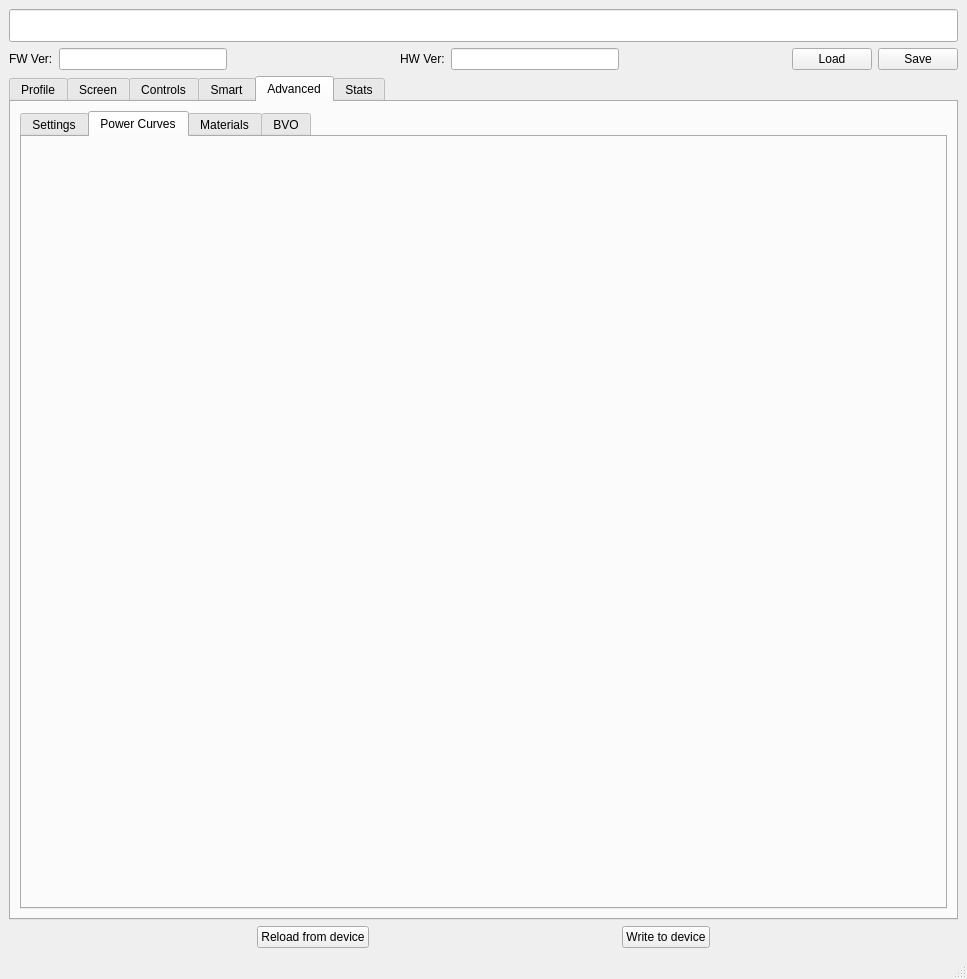
Before: the Qt Designer form src/mainwindow.ui in rrveex/nfe, drawn with Qt 5.
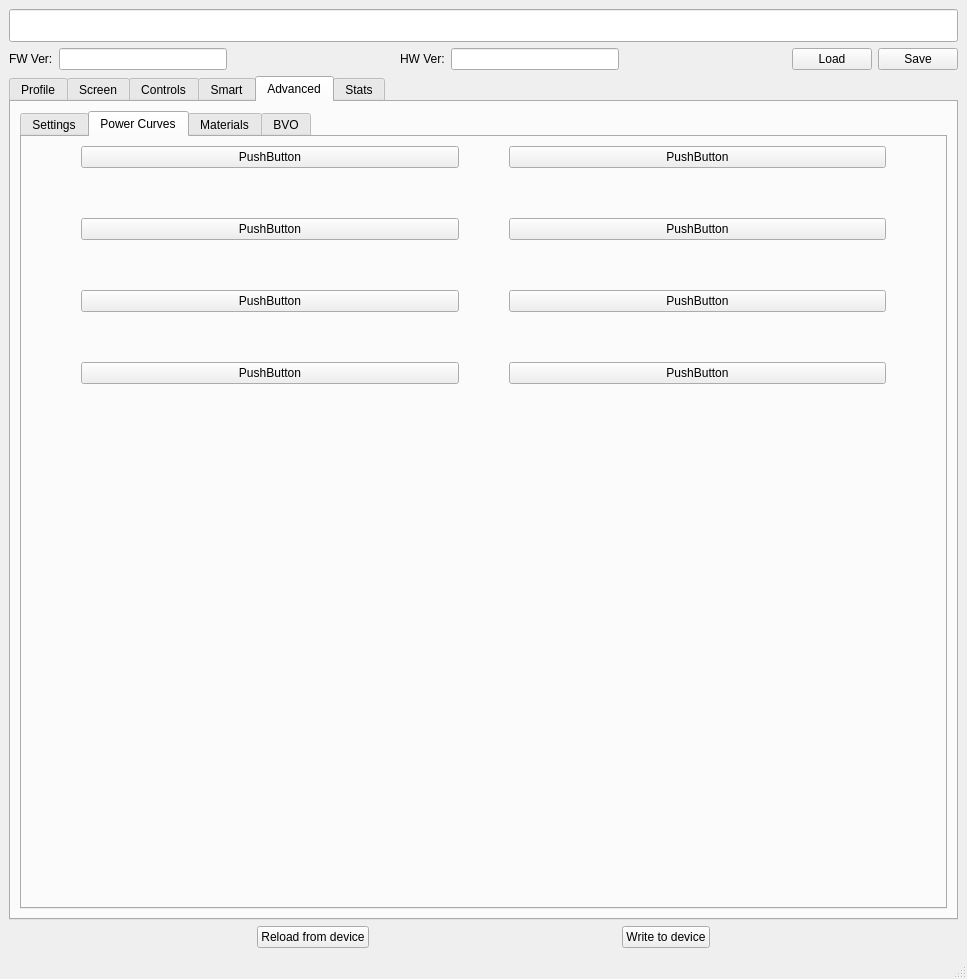
After: the same form once the commit is applied. The open tabs and pages were chosen to show the change.

```diff
--- a/src/mainwindow.ui
+++ b/src/mainwindow.ui
@@ -5537,6 +5537,114 @@
            <attribute name="title">
             <string>Power Curves</string>
            </attribute>
+           <layout class="QVBoxLayout" name="verticalLayout_23">
+            <item>
+             <layout class="QGridLayout" name="gridLayout_27">
+              <property name="leftMargin">
+               <number>50</number>
+              </property>
+              <property name="rightMargin">
+               <number>50</number>
+              </property>
+              <property name="spacing">
+               <number>50</number>
+              </property>
+              <item row="0" column="1">
+               <widget class="QPushButton" name="pc1Btn">
+                <property name="text">
+                 <string>PushButton</string>
+                </property>
+                <attribute name="buttonGroup">
+                 <string notr="true">pcButtonGroup</string>
+                </attribute>
+               </widget>
+              </item>
+              <item row="0" column="0">
+               <widget class="QPushButton" name="pc0Btn">
+                <property name="text">
+                 <string>PushButton</string>
+                </property>
+                <attribute name="buttonGroup">
+                 <string notr="true">pcButtonGroup</string>
+                </attribute>
+               </widget>
+              </item>
+              <item row="2" column="0">
+               <widget class="QPushButton" name="pc4Btn">
+                <property name="text">
+                 <string>PushButton</string>
+                </property>
+                <attribute name="buttonGroup">
+                 <string notr="true">pcButtonGroup</string>
+                </attribute>
+               </widget>
+              </item>
+              <item row="1" column="1">
+               <widget class="QPushButton" name="pc3Btn">
+                <property name="text">
+                 <string>PushButton</string>
+                </property>
+                <attribute name="buttonGroup">
+                 <string notr="true">pcButtonGroup</string>
+                </attribute>
+               </widget>
+              </item>
+              <item row="1" column="0">
+               <widget class="QPushButton" name="pc2Btn">
+                <property name="text">
+                 <string>PushButton</string>
+                </property>
+                <attribute name="buttonGroup">
+                 <string notr="true">pcButtonGroup</string>
+                </attribute>
+               </widget>
+              </item>
+              <item row="2" column="1">
+               <widget class="QPushButton" name="pc5Btn">
+                <property name="text">
+                 <string>PushButton</string>
+                </property>
+                <attribute name="buttonGroup">
+                 <string notr="true">pcButtonGroup</string>
+                </attribute>
+               </widget>
+              </item>
+              <item row="3" column="0">
+               <widget class="QPushButton" name="pc6Btn">
+                <property name="text">
+                 <string>PushButton</string>
+                </property>
+                <attribute name="buttonGroup">
+                 <string notr="true">pcButtonGroup</string>
+                </attribute>
+               </widget>
+              </item>
+              <item row="3" column="1">
+               <widget class="QPushButton" name="pc7Btn">
+                <property name="text">
+                 <string>PushButton</string>
+                </property>
+                <attribute name="buttonGroup">
+                 <string notr="true">pcButtonGroup</string>
+                </attribute>
+               </widget>
+              </item>
+             </layout>
+            </item>
+            <item>
+             <spacer name="verticalSpacer_17">
+              <property name="orientation">
+               <enum>Qt::Vertical</enum>
+              </property>
+              <property name="sizeHint" stdset="0">
+               <size>
+                <width>20</width>
+                <height>416</height>
+               </size>
+              </property>
+             </spacer>
+            </item>
+           </layout>
           </widget>
           <widget class="QWidget" name="tab_17">
            <attribute name="title">
```
Left out of the diff: 69 changed lines with no effect on the pictures.
